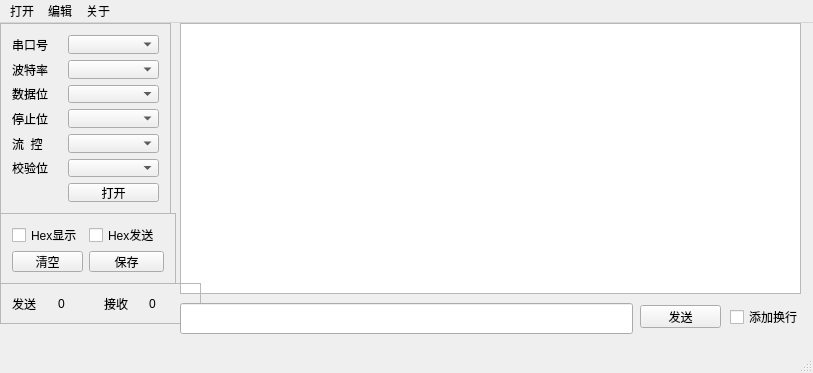
Before: the Qt Designer form mainwindow.ui in XieyangLy/simpleTTY, drawn with Qt 5.
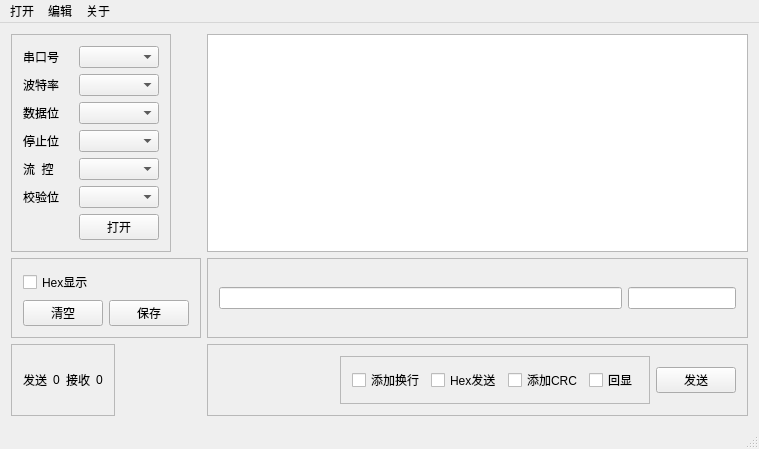
After: the same form once the commit is applied.

```diff
--- a/mainwindow.ui
+++ b/mainwindow.ui
@@ -6,23 +6,17 @@
    <rect>
     <x>0</x>
     <y>0</y>
-    <width>813</width>
-    <height>373</height>
+    <width>759</width>
+    <height>401</height>
    </rect>
   </property>
   <property name="windowTitle">
    <string>MainWindow</string>
   </property>
   <widget class="QWidget" name="centralWidget">
+   <layout class="QFormLayout" name="formLayout_3">
+    <item row="0" column="0">
    <widget class="QFrame" name="frame">
-    <property name="geometry">
-     <rect>
-      <x>0</x>
-      <y>0</y>
-      <width>171</width>
-      <height>191</height>
-     </rect>
-    </property>
     <property name="frameShape">
      <enum>QFrame::StyledPanel</enum>
     </property>
@@ -99,15 +93,12 @@
      </item>
     </layout>
    </widget>
+    </item>
+    <item row="0" column="1">
+     <widget class="QTextEdit" name="serialRecText"/>
+    </item>
+    <item row="1" column="0">
    <widget class="QFrame" name="frame_3">
-    <property name="geometry">
-     <rect>
-      <x>0</x>
-      <y>190</y>
-      <width>176</width>
-      <height>71</height>
-     </rect>
-    </property>
     <property name="frameShape">
      <enum>QFrame::StyledPanel</enum>
     </property>
@@ -122,13 +113,6 @@
        </property>
       </widget>
      </item>
-     <item row="0" column="1">
-      <widget class="QCheckBox" name="HexSend">
-       <property name="text">
-        <string>Hex发送</string>
-       </property>
-      </widget>
-     </item>
      <item row="1" column="0">
       <widget class="QPushButton" name="clearBut">
        <property name="text">
@@ -145,25 +129,34 @@
      </item>
     </layout>
    </widget>
-   <widget class="QTextEdit" name="serialRecText">
-    <property name="geometry">
-     <rect>
-      <x>180</x>
-      <y>0</y>
-      <width>621</width>
-      <height>271</height>
-     </rect>
-    </property>
-   </widget>
+    </item>
+    <item row="1" column="1">
+     <widget class="QFrame" name="frame_6">
+      <property name="frameShape">
+       <enum>QFrame::StyledPanel</enum>
+      </property>
+      <property name="frameShadow">
+       <enum>QFrame::Raised</enum>
+      </property>
+      <layout class="QHBoxLayout" name="horizontalLayout_2">
+       <item>
+        <widget class="QLineEdit" name="lineEdit"/>
+       </item>
+       <item>
+        <widget class="QLineEdit" name="crcDisplay">
+         <property name="sizePolicy">
+          <sizepolicy hsizetype="Minimum" vsizetype="Fixed">
+           <horstretch>0</horstretch>
+           <verstretch>0</verstretch>
+          </sizepolicy>
+         </property>
+        </widget>
+       </item>
+      </layout>
+     </widget>
+    </item>
+    <item row="2" column="0">
    <widget class="QFrame" name="frame_2">
-    <property name="geometry">
-     <rect>
-      <x>0</x>
-      <y>260</y>
-      <width>201</width>
-      <height>41</height>
-     </rect>
-    </property>
     <property name="frameShape">
      <enum>QFrame::StyledPanel</enum>
     </property>
@@ -201,49 +194,87 @@
      </item>
     </layout>
    </widget>
-   <widget class="QLineEdit" name="lineEdit">
-    <property name="geometry">
-     <rect>
-      <x>180</x>
-      <y>280</y>
-      <width>453</width>
-      <height>31</height>
-     </rect>
-    </property>
-   </widget>
-   <widget class="QPushButton" name="sendBut">
-    <property name="geometry">
-     <rect>
-      <x>640</x>
-      <y>282</y>
-      <width>81</width>
-      <height>23</height>
-     </rect>
-    </property>
-    <property name="text">
-     <string>发送</string>
-    </property>
-   </widget>
+    </item>
+    <item row="2" column="1">
+     <widget class="QFrame" name="frame_5">
+      <property name="frameShape">
+       <enum>QFrame::StyledPanel</enum>
+      </property>
+      <property name="frameShadow">
+       <enum>QFrame::Raised</enum>
+      </property>
+      <layout class="QHBoxLayout" name="horizontalLayout_4">
+       <item>
+        <spacer name="horizontalSpacer">
+         <property name="orientation">
+          <enum>Qt::Horizontal</enum>
+         </property>
+         <property name="sizeHint" stdset="0">
+          <size>
+           <width>343</width>
+           <height>20</height>
+          </size>
+         </property>
+        </spacer>
+       </item>
+       <item>
+        <widget class="QFrame" name="frame_4">
+         <property name="frameShape">
+          <enum>QFrame::StyledPanel</enum>
+         </property>
+         <property name="frameShadow">
+          <enum>QFrame::Raised</enum>
+         </property>
+         <layout class="QHBoxLayout" name="horizontalLayout_3">
+          <item>
    <widget class="QCheckBox" name="lrAdd">
-    <property name="geometry">
-     <rect>
-      <x>730</x>
-      <y>286</y>
-      <width>71</width>
-      <height>16</height>
-     </rect>
-    </property>
     <property name="text">
      <string>添加换行</string>
     </property>
    </widget>
+          </item>
+          <item>
+           <widget class="QCheckBox" name="HexSend">
+            <property name="text">
+             <string>Hex发送</string>
+            </property>
+           </widget>
+          </item>
+          <item>
+           <widget class="QCheckBox" name="CrcBox">
+            <property name="text">
+             <string>添加CRC</string>
+            </property>
+           </widget>
+          </item>
+          <item>
+           <widget class="QCheckBox" name="echoBox">
+            <property name="text">
+             <string>回显</string>
+            </property>
+           </widget>
+          </item>
+         </layout>
+        </widget>
+       </item>
+       <item>
+        <widget class="QPushButton" name="sendBut">
+         <property name="text">
+          <string>发送</string>
+         </property>
+        </widget>
+       </item>
+      </layout>
+     </widget>
+    </item>
+   </layout>
   </widget>
   <widget class="QMenuBar" name="menuBar">
    <property name="geometry">
     <rect>
      <x>0</x>
      <y>0</y>
-     <width>813</width>
+     <width>759</width>
      <height>23</height>
     </rect>
    </property>
```
Lines whose indentation alone changed are shown as unchanged.
